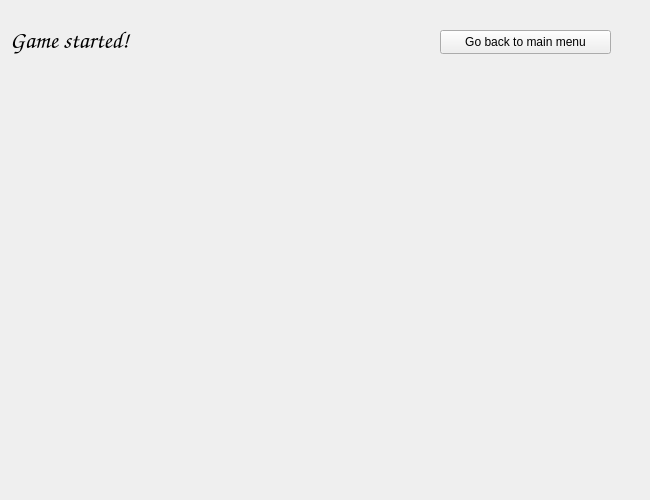
Qt form app/GameScreenWidget.ui (onisimm/Cookie-Byte-10LF323) before a commit.
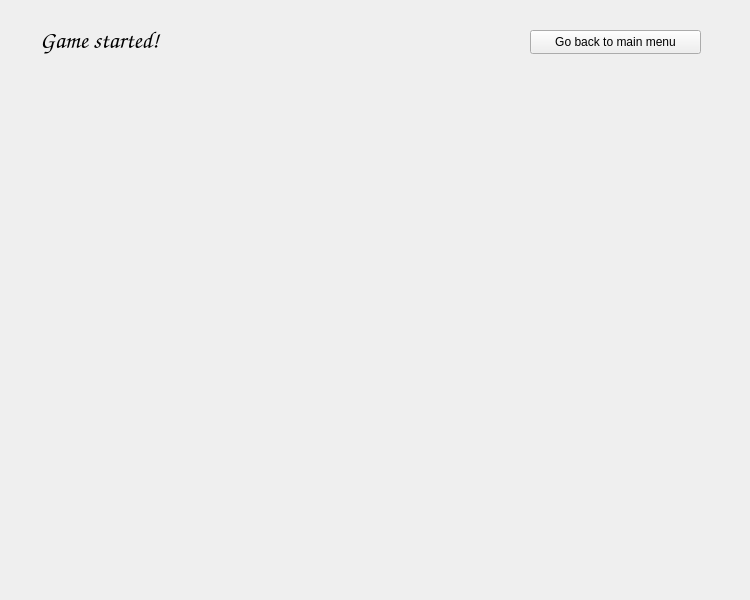
The same form after that commit.

Commit message: Show Gamemode inside the game

```diff
--- a/app/GameScreenWidget.ui
+++ b/app/GameScreenWidget.ui
@@ -6,8 +6,8 @@
    <rect>
     <x>0</x>
     <y>0</y>
-    <width>650</width>
-    <height>500</height>
+    <width>750</width>
+    <height>600</height>
    </rect>
   </property>
   <property name="windowTitle">
@@ -16,7 +16,7 @@
   <widget class="QLabel" name="label">
    <property name="geometry">
     <rect>
-     <x>10</x>
+     <x>40</x>
      <y>0</y>
      <width>231</width>
      <height>81</height>
@@ -35,7 +35,7 @@
   <widget class="QPushButton" name="backToMenuButton">
    <property name="geometry">
     <rect>
-     <x>440</x>
+     <x>530</x>
      <y>30</y>
      <width>171</width>
      <height>24</height>
@@ -48,8 +48,8 @@
   <widget class="QWidget" name="gridLayoutWidget">
    <property name="geometry">
     <rect>
-     <x>80</x>
-     <y>70</y>
+     <x>220</x>
+     <y>150</y>
      <width>481</width>
      <height>411</height>
     </rect>
```
Left out of the diff: 2 changed lines with no effect on the pictures. The commit also changes 7 other files.
